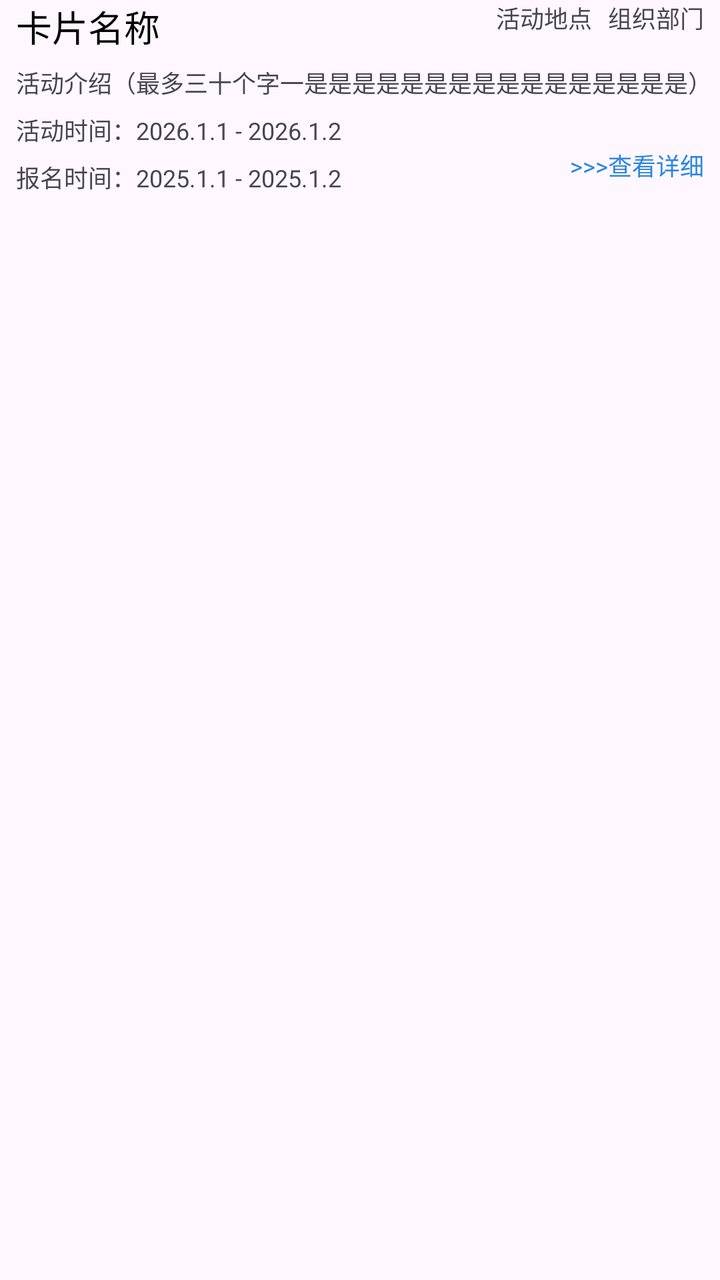
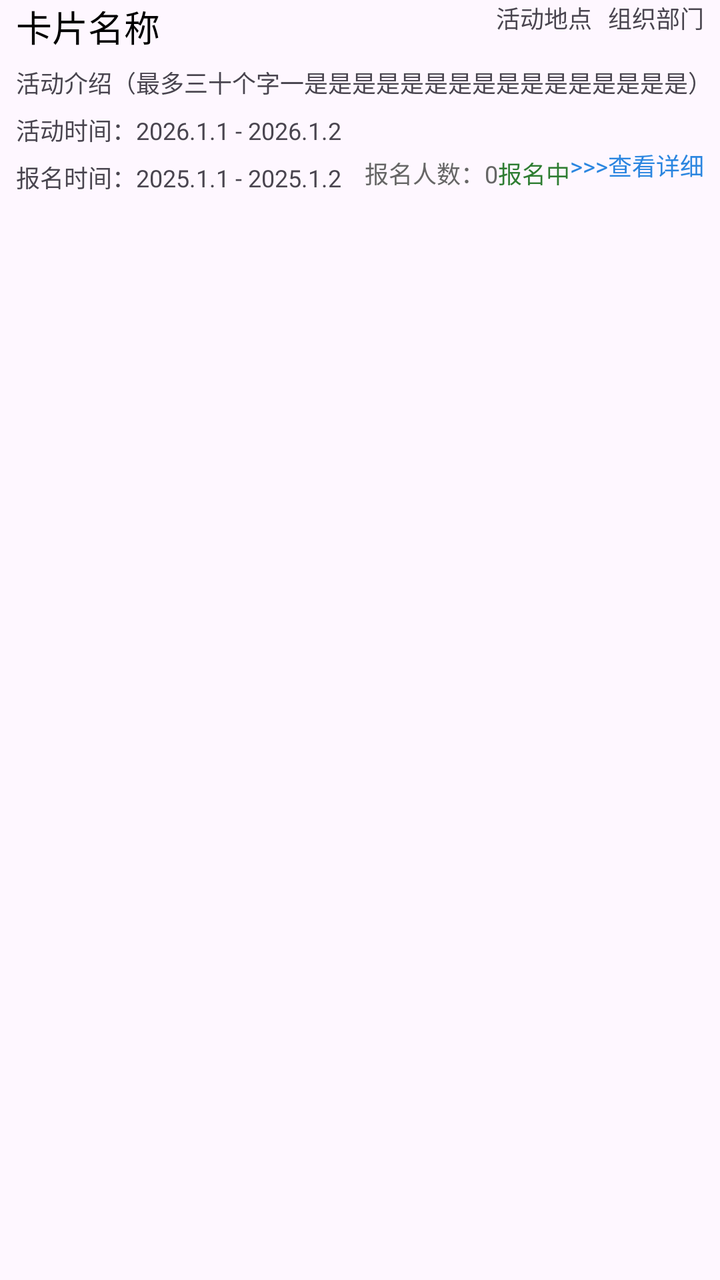

Before-and-after screenshots of an Android layout around one commit, followed by the original layout XML and the change that was made.
<!-- AndroidManifest.xml: application theme Theme.CampusActivity -->
<!-- res/layout/item_activity.xml -->
<?xml version="1.0" encoding="utf-8"?>
<LinearLayout xmlns:android="http://schemas.android.com/apk/res/android"
    android:layout_width="match_parent"
    android:layout_height="wrap_content"
    android:orientation="vertical"
    android:layout_marginBottom="8dp">

    <LinearLayout
        android:layout_width="match_parent"
        android:layout_height="wrap_content"
        android:orientation="horizontal"
        android:gravity="center_vertical">

        <TextView
            android:id="@+id/tv_name"
            android:layout_width="0dp"
            android:layout_height="wrap_content"
            android:layout_weight="1"
            android:textColor="@color/black"
            android:text="卡片名称"
            android:textSize="18sp"
            android:layout_marginLeft="8dp"
            />
        <TextView
            android:id="@+id/tv_location"
            android:layout_width="wrap_content"
            android:layout_height="match_parent"
            android:text="活动地点"
            android:textSize="12sp"
            />
        <TextView
            android:id="@+id/tv_dept"
            android:layout_width="wrap_content"
            android:layout_height="match_parent"
            android:text="组织部门"
            android:textSize="12sp"
            android:layout_marginLeft="8dp"
            android:layout_marginRight="8dp"
            />

    </LinearLayout>

    <TextView
        android:id="@+id/tv_intro"
        android:layout_width="wrap_content"
        android:layout_height="wrap_content"
        android:text="活动介绍（最多三十个字一是是是是是是是是是是是是是是是是）"
        android:textSize="12sp"
        android:layout_marginTop="6dp"
        android:layout_marginLeft="8dp"
        />

    <TextView
        android:id="@+id/tv_activity_time"
        android:layout_width="wrap_content"
        android:layout_height="wrap_content"
        android:text="活动时间：2026.1.1 - 2026.1.2"
        android:textSize="12sp"
        android:layout_marginTop="6dp"
        android:layout_marginLeft="8dp"
        />

    <LinearLayout
        android:layout_width="match_parent"
        android:layout_height="wrap_content"
        android:gravity="">

        <TextView
            android:id="@+id/tv_apply_time"
            android:layout_width="0dp"
            android:layout_height="wrap_content"
            android:layout_weight="1"
            android:text="报名时间：2025.1.1 - 2025.1.2"
            android:textSize="12sp"
            android:layout_marginTop="6dp"
            android:layout_marginLeft="8dp"
            />

        <TextView
            android:id="@+id/tv_activity_message"
            android:layout_width="wrap_content"
            android:layout_height="match_parent"
            android:text=">>>查看详细"
            android:textSize="12sp"
            android:textColor="@color/skyBlue"
            android:layout_marginRight="8dp"
            />
    </LinearLayout>
</LinearLayout>
<!-- resources referenced by this layout -->
<resources>
  <color name="black">#FF000000</color>
  <color name="skyBlue">#2B86E0</color>
  <style name="Theme.CampusActivity" parent="Base.Theme.CampusActivity" />
  <style name="Base.Theme.CampusActivity" parent="Theme.Material3.DayNight.NoActionBar">
          
          
      </style>
</resources>

<!-- the commit's change to res/layout/item_activity.xml (unified diff, before → after) -->
@@ -75,7 +75,23 @@
             android:layout_marginTop="6dp"
             android:layout_marginLeft="8dp"
             />
+        <TextView
+            android:id="@+id/tv_signup_count"
+            android:layout_width="wrap_content"
+            android:layout_height="wrap_content"
+            android:layout_marginTop="4dp"
+            android:text="报名人数：0"
+            android:textSize="12sp"
+            android:textColor="#666666" />
 
+        <TextView
+            android:id="@+id/tv_apply_status"
+            android:layout_width="wrap_content"
+            android:layout_height="wrap_content"
+            android:layout_marginTop="4dp"
+            android:text="报名中"
+            android:textSize="12sp"
+            android:textColor="#2E7D32" />
         <TextView
             android:id="@+id/tv_activity_message"
             android:layout_width="wrap_content"
